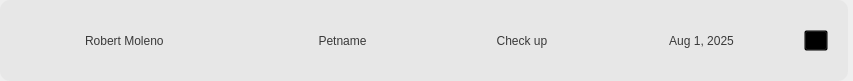
Above: Desktop_Application/Frontend/ui-files/schedCard.ui from DreddVDomasian/Petmate-Desktop-Application before the change. Below: the same form after it.
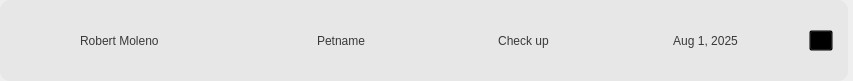
That is the form after the change. Icons and pictures are not drawn.

What changed in the file:
```diff
--- a/Desktop_Application/Frontend/ui-files/schedCard.ui
+++ b/Desktop_Application/Frontend/ui-files/schedCard.ui
@@ -76,16 +76,16 @@
        <number>25</number>
       </property>
       <property name="leftMargin">
-       <number>20</number>
+       <number>15</number>
       </property>
       <property name="topMargin">
-       <number>20</number>
+       <number>15</number>
       </property>
       <property name="rightMargin">
-       <number>20</number>
+       <number>15</number>
       </property>
       <property name="bottomMargin">
-       <number>20</number>
+       <number>15</number>
       </property>
       <item>
        <widget class="QLabel" name="SchedCardProfileIcon">
@@ -139,6 +139,12 @@
       </item>
       <item>
        <widget class="QLabel" name="ReturnServiceLabel">
+        <property name="sizePolicy">
+         <sizepolicy hsizetype="Preferred" vsizetype="Expanding">
+          <horstretch>0</horstretch>
+          <verstretch>0</verstretch>
+         </sizepolicy>
+        </property>
         <property name="styleSheet">
          <string notr="true">font: 81 14pt &quot;Montserrat ExtraBold&quot;;
 color:rgb(57, 57, 57);</string>
```
